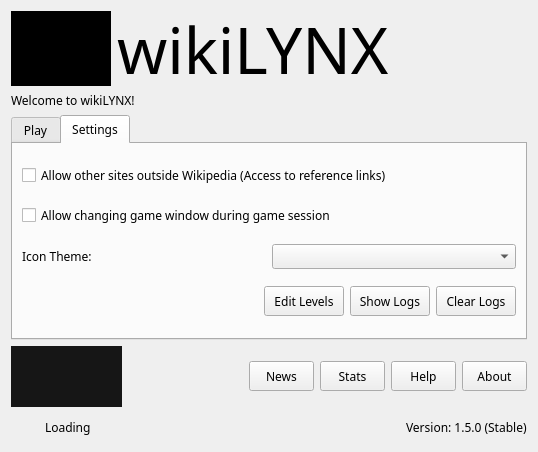
The window that wikiLYNX/ui/welcome.ui (flamboyantpenguin/wikilynx) describes before a commit, drawn with Qt 5.
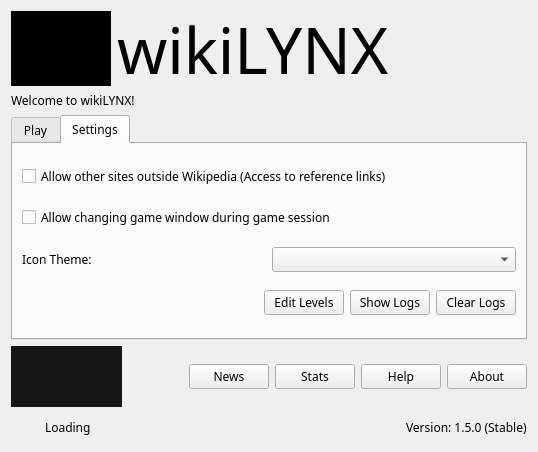
The same window after the commit. The open tabs and pages were chosen to show the change. Icons and pictures are not drawn.

Diff of the .ui file:
```diff
--- a/wikiLYNX/ui/welcome.ui
+++ b/wikiLYNX/ui/welcome.ui
@@ -34,6 +34,7 @@
   <property name="font">
    <font>
     <family>Comfortaa</family>
+    <family>Comfortaa</family>
     <stylestrategy>PreferDefault</stylestrategy>
    </font>
   </property>
@@ -548,8 +549,8 @@
           <widget class="QPushButton" name="editLevelButton">
            <property name="maximumSize">
             <size>
-             <width>94</width>
-             <height>30</height>
+             <width>16777215</width>
+             <height>16777215</height>
             </size>
            </property>
            <property name="toolTip">
@@ -567,8 +568,8 @@
           <widget class="QPushButton" name="sLogsButton">
            <property name="maximumSize">
             <size>
-             <width>94</width>
-             <height>30</height>
+             <width>16777215</width>
+             <height>16777215</height>
             </size>
            </property>
            <property name="toolTip">
@@ -586,8 +587,8 @@
           <widget class="QPushButton" name="cLogsButton">
            <property name="maximumSize">
             <size>
-             <width>94</width>
-             <height>30</height>
+             <width>16777215</width>
+             <height>16777215</height>
             </size>
            </property>
            <property name="toolTip">
@@ -673,8 +674,8 @@
       <widget class="QPushButton" name="newsButton">
        <property name="maximumSize">
         <size>
-         <width>65</width>
-         <height>30</height>
+         <width>16777215</width>
+         <height>16777215</height>
         </size>
        </property>
        <property name="toolTip">
@@ -692,8 +693,8 @@
       <widget class="QPushButton" name="statsButton">
        <property name="maximumSize">
         <size>
-         <width>65</width>
-         <height>30</height>
+         <width>16777215</width>
+         <height>16777215</height>
         </size>
        </property>
        <property name="toolTip">
@@ -711,8 +712,8 @@
       <widget class="QPushButton" name="helpButton">
        <property name="maximumSize">
         <size>
-         <width>65</width>
-         <height>30</height>
+         <width>16777215</width>
+         <height>16777215</height>
         </size>
        </property>
        <property name="cursor">
@@ -733,8 +734,8 @@
       <widget class="QPushButton" name="aboutButton">
        <property name="maximumSize">
         <size>
-         <width>65</width>
-         <height>30</height>
+         <width>16777215</width>
+         <height>16777215</height>
         </size>
        </property>
        <property name="cursor">
```
Left out of the diff: 8 changed lines with no effect on the pictures.
